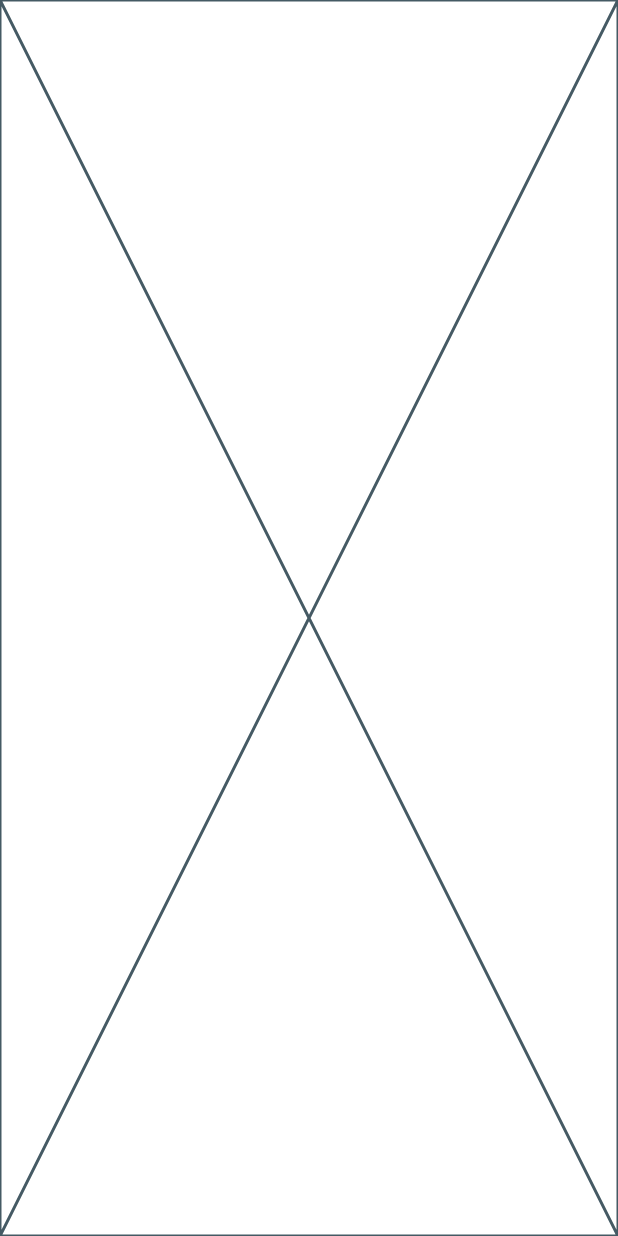
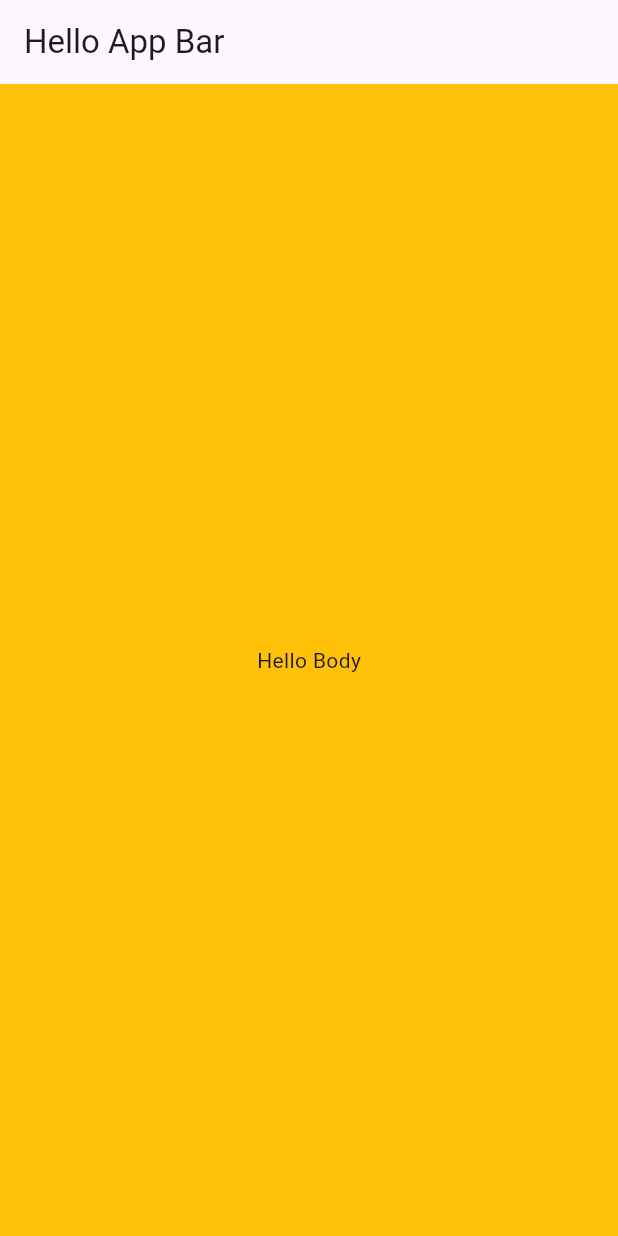
Before and after one commit to gyugyu90/carrot_clone_app, a Flutter app: the screen it shows after launch, on a phone screen of 412 x 824 dp. Run offline on Flutter 3.47's test engine with Material 3 defaults, Android fonts, the phone set to English and light mode, and no system bars.

Commit message:
add MaterialApp to root

```diff
--- a/lib/main.dart
+++ b/lib/main.dart
@@ -9,6 +9,18 @@ class CarrotCloneApp extends StatelessWidget {
 
   @override
   Widget build(BuildContext context) {
-    return const Placeholder();
+    return MaterialApp(
+      home: Scaffold(
+        appBar: AppBar(
+          title: const Text('Hello App Bar'),
+        ),
+        body: Container(
+          decoration: const BoxDecoration(color: Colors.amber),
+          child: const Center(
+            child: Text('Hello Body'),
+          ),
+        ),
+      ),
+    );
   }
 }
```
